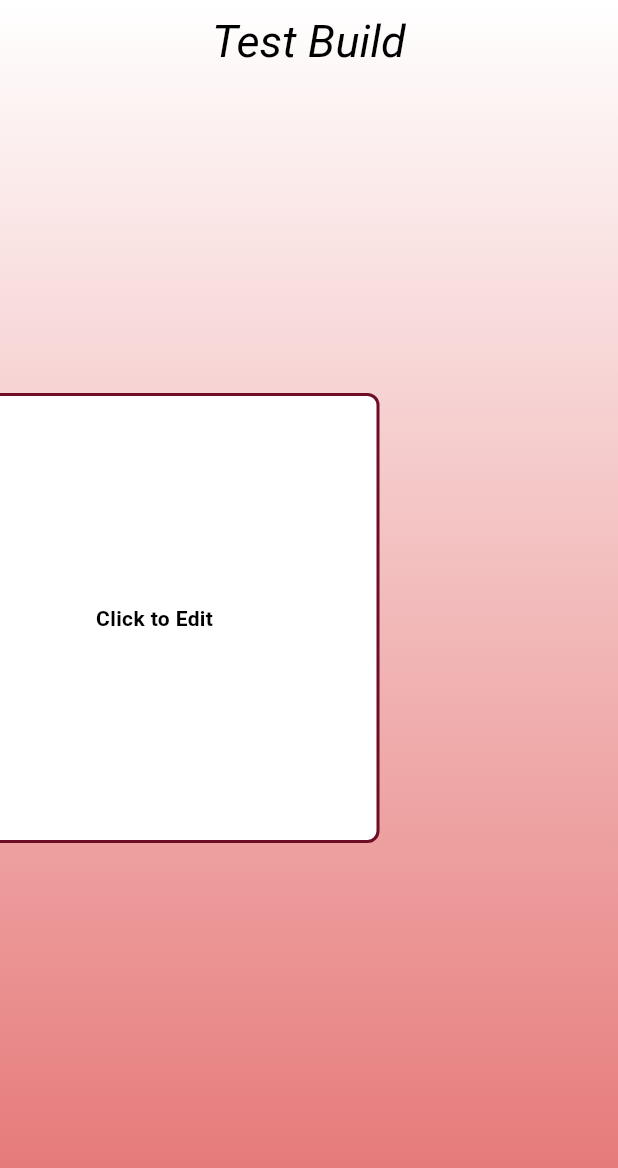
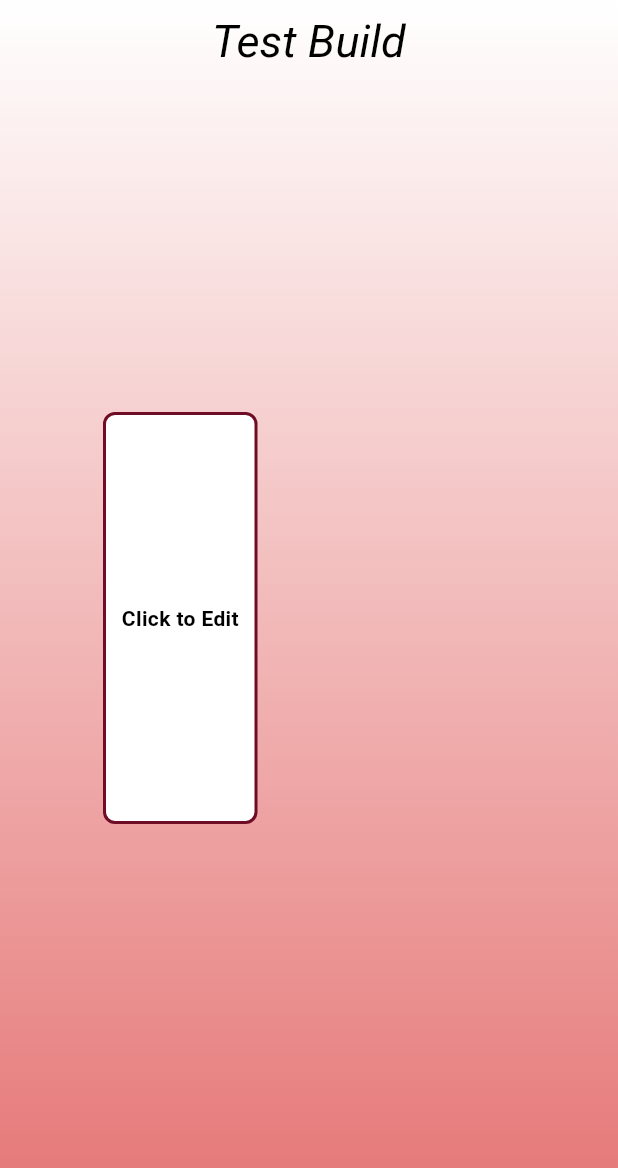
Before and after one commit to shaunramsey/ToC-Software, a Flutter app: the screen it shows after launch, on a phone screen of 412 x 824 dp. Shown: the top 1168 px of the screen. Run offline on Flutter 3.47's test engine with Material 3 defaults, Android fonts, the phone set to English and light mode, and no system bars.

Commit message:
Chris' Attempt at making the base website but with an update to the scaling of the notepad based on the size of the screen.

```diff
--- a/lib/main.dart
+++ b/lib/main.dart
@@ -90,16 +90,17 @@ class _LeftHandBoxState extends State<LeftHandBox> {
 
   @override
   Widget build(BuildContext context) {
-    double screenWidth = MediaQuery.of(context).size.width;
-    double screenHeight = MediaQuery.of(context).size.height;
-    double boxWidth = 300;
-    double boxHeight = 300;
-    double horizontalPosition = ((screenWidth / 2) - boxWidth) / 2;
-    double verticalPosition = (screenHeight - boxHeight) / 2;
+
+    Size screenSize = MediaQuery.of(context).size;
+    double boxWidth = screenSize.width / 4 ; // Adjust the division factor as needed
+    double boxHeight = screenSize.height / 3; // Adjust the division factor as needed
+    double boxVertical = screenSize.width / 6 ; // Adjust the division factor as needed
+    double boxHorizontal = screenSize.height / 3; // Adjust the division factor as needed
+
 
     return Positioned(
-      left: horizontalPosition,
-      top: verticalPosition,
+      left: boxVertical,
+      top: boxHorizontal,
       child: GestureDetector(
         onTap: () {
           setState(() {
```
